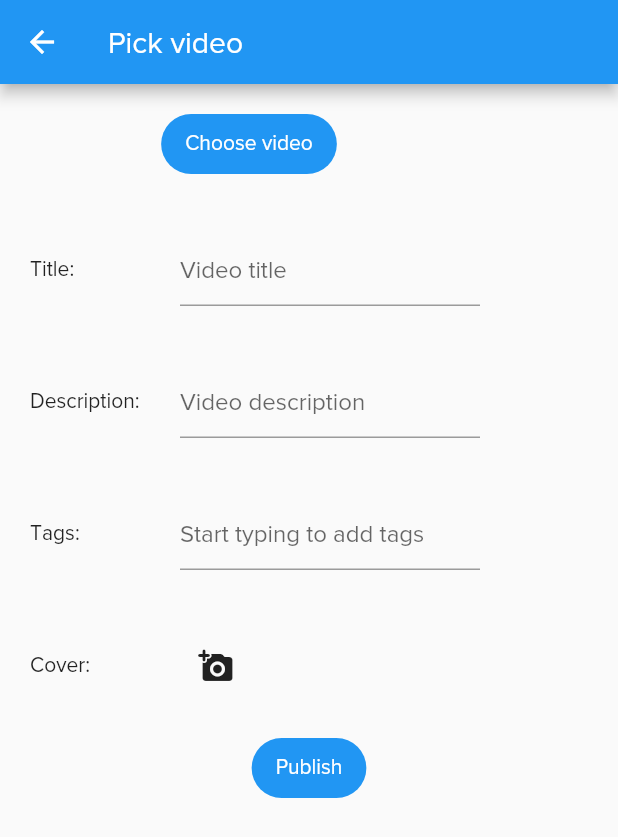
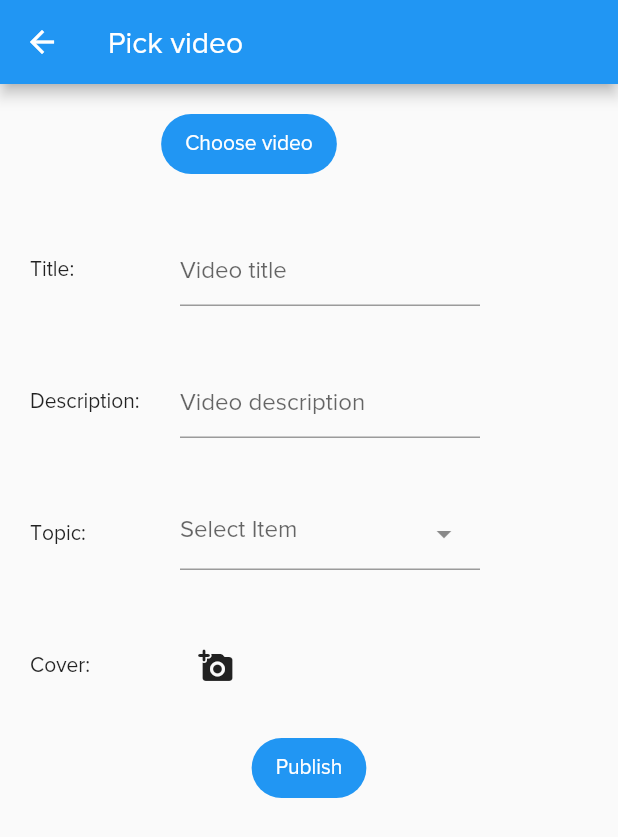
Before and after one commit to farooq958/story_tok, a Flutter app: the VideoUploader screen opened directly, after a tap on the "add a photo" icon, on a phone screen of 412 x 824 dp. Shown: the top 837 px of the screen. Run offline on Flutter 3.47's test engine with Material 2 defaults, Android fonts, the phone set to English and light mode, and no system bars; drawn by our look-alikes of dropdown_textfield; our stand-ins replace cached_network_image, carousel_slider, cloud_firestore, firebase_auth, firebase_core, firebase_database and 10 more; missing offline and left inert: audio_session, cloud_firestore_web, firebase_auth_web, firebase_core_web, firebase_database_web, firebase_storage_web and 5 more; accounts and stored records are empty.

Commit message:
get topics from firebase

```diff
--- a/lib/components/video_uploader.dart
+++ b/lib/components/video_uploader.dart
@@ -1,6 +1,7 @@
 import 'dart:io';
 import 'dart:typed_data';
 import 'package:cloud_firestore/cloud_firestore.dart';
+import 'package:dropdown_textfield/dropdown_textfield.dart';
 import 'package:firebase_core/firebase_core.dart';
 import 'package:firebase_storage/firebase_storage.dart';
 import 'package:flutter/material.dart';
@@ -19,9 +20,11 @@ class VideoUploader extends StatefulWidget {
 
 class VideoUploaderState extends State<VideoUploader> {
   final ImagePicker _picker = ImagePicker();
-  final VideoUpload _videoUpload = VideoUpload("hadi");
+  final VideoUpload _videoUpload = VideoUpload();
+
   var isUploading = false;
 
+  List<DropDownValueModel> topicsList = [];
   Uint8List? _thumbnail;
 
   void _addVideo(BuildContext context, var type) async {
@@ -41,7 +44,10 @@ class VideoUploaderState extends State<VideoUploader> {
   }
 
   void _addCover(BuildContext context, var type) async {
-
+    if (_videoUpload.cover != null) {
+      _videoUpload.cover = null;
+      return;
+    }
     XFile? cover = await _picker.pickImage(source: ImageSource.gallery);
     setState(() {
       if (cover != null) {
@@ -58,9 +64,24 @@ class VideoUploaderState extends State<VideoUploader> {
     }
   }
 
+  List<DropDownValueModel> getTopics() {
+    List<DropDownValueModel> res = [];
+
+     FirebaseFirestore.instance.collection("categories")
+    .get()
+    .then((QuerySnapshot querySnapshot) {
+       querySnapshot.docs.forEach((doc) {
+         res.add(DropDownValueModel(name: doc['name'], value: doc['name']));
+       });
+     });
+
+     return res;
+  }
+
   @override
   void initState() {
     super.initState();
+    this.topicsList = getTopics();
   }
 
   @override
@@ -140,15 +161,12 @@ class VideoUploaderState extends State<VideoUploader> {
                   child: Row(
                     mainAxisAlignment: MainAxisAlignment.start,
                     children: [
-                      SizedBox(width: 100, child: Text("Tags:")),
+                      SizedBox(width: 100, child: Text("Topic:")),
                       SizedBox(
                           width: 200,
-                          child: TextFormField(
-                            maxLines: 1,
-                            decoration: InputDecoration(
-                              border: UnderlineInputBorder(),
-                              hintText: 'Start typing to add tags',
-                            ),
+                          child: DropDownTextField(
+                            dropDownList: this.topicsList,
+                            enableSearch: true,
                           ))
                     ],
                   )),
--- a/lib/models/video_upload.dart
+++ b/lib/models/video_upload.dart
@@ -3,14 +3,17 @@ import 'dart:io';
 import 'package:cloud_firestore/cloud_firestore.dart';
 import 'package:firebase_storage/firebase_storage.dart';
 import 'package:uuid/uuid.dart';
+import 'package:firebase_auth/firebase_auth.dart';
 
 class VideoUpload {
   var isUploading = false;
+
+  final FirebaseAuth auth = FirebaseAuth.instance;
   final storageRef = FirebaseStorage.instance.ref();
   final fireStoreRef = FirebaseFirestore.instance.collection("Videos");
   var uuid = Uuid();
 
-  String user;
+  String? user;
 
   File? video;
   File? cover;
@@ -19,15 +22,18 @@ class VideoUpload {
   String? videoDescription;
   List<String>? tags = ['tag1', 'tag2', 'tag3'];
 
-  VideoUpload(this.user);
+  Future<bool> publish() async {
 
-  Future<bool> publish() async {
+    if (video == null || cover == null){
+      print("missing video");
+      return false;
+    }
 
     var videoRef = storageRef.child("videos").child(uuid.v1());
     await videoRef.putFile(video!);
 
-    var coverRef = storageRef..child("video_covers").child(uuid.v1());
-    await coverRef.putFile(video!);
+    var coverRef = storageRef.child("video_covers").child(uuid.v1());
+    await coverRef.putFile(cover!);
 
     this.isUploading = true;
     return fireStoreRef.add({
--- a/pubspec.yaml
+++ b/pubspec.yaml
@@ -30,7 +30,7 @@ dependencies:
   image_picker: ^0.8.4+5
   cloud_firestore: ^4.4.3
   firebase_core: ^2.7.0
-  firebase_auth: ^4.2.9
+  firebase_auth: ^4.2.10
   flutter_sound: ^9.1.2
   permission_handler: ^10.2.0
   audio_session:
@@ -47,6 +47,7 @@ dependencies:
   get_it: ^7.2.0
   stacked: ^3.1.0+3
   path_provider: ^2.0.13
+  dropdown_textfield: ^1.0.8
 
 
 dev_dependencies:
```
Also changed, not shown: 5 other files.
